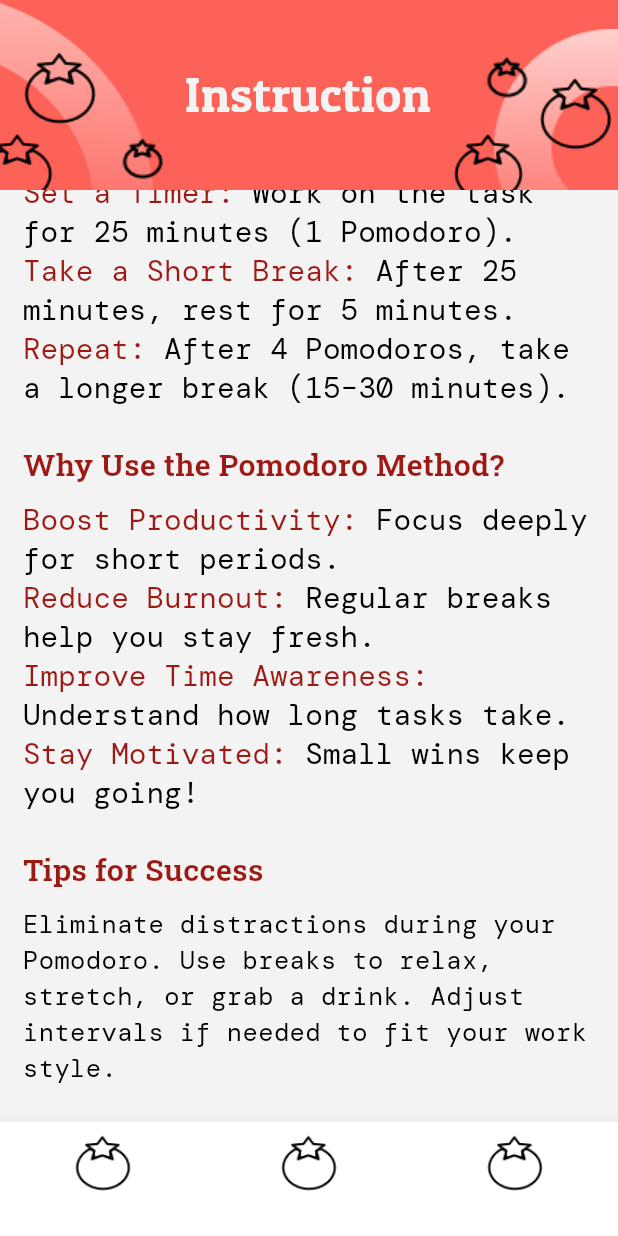
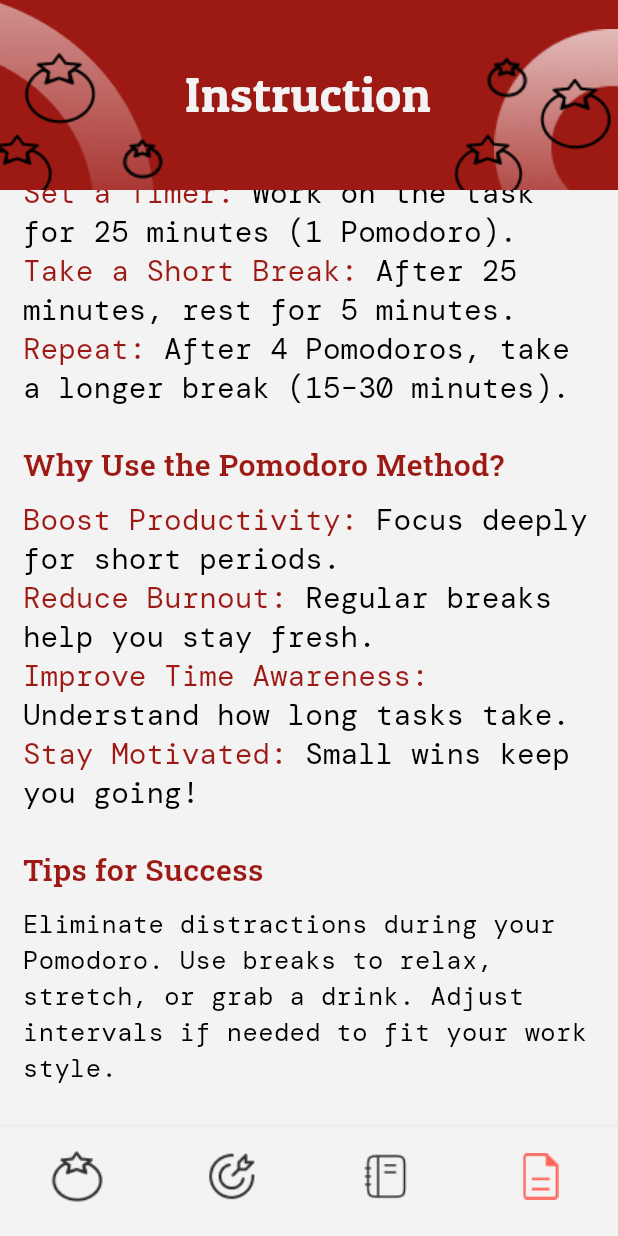
Before and after one commit to Abdusalom-mobile-developer/pomodoro, a Flutter app: the InstructionScreen screen opened by its route, scrolled down 359 dp, on a phone screen of 412 x 824 dp. Run offline on Flutter 3.47's test engine with Material 3 defaults, Android fonts, the phone set to English and light mode, and no system bars; our stand-ins replace go_router; missing offline and left inert: back_button_interceptor.

Commit message:
Finished Bottom Navigation App Bar.

```diff
--- a/lib/main.dart
+++ b/lib/main.dart
@@ -4,7 +4,6 @@ import 'package:go_router/go_router.dart';
 import 'package:pomodoro/screens/home.dart';
 import 'package:pomodoro/screens/instruction.dart';
 import 'package:pomodoro/screens/splash.dart';
-import 'package:pomodoro/utils/colors.dart';
 
 void main() {
   WidgetsFlutterBinding.ensureInitialized();
--- a/lib/screens/instruction.dart
+++ b/lib/screens/instruction.dart
@@ -1,38 +1,89 @@
 import 'package:flutter/material.dart';
-import 'package:font_awesome_flutter/font_awesome_flutter.dart';
 import 'package:pomodoro/customs/custom_rich_text.dart';
 import 'package:pomodoro/customs/custom_size.dart';
 import 'package:pomodoro/customs/custom_text.dart';
 import 'package:pomodoro/customs/height.dart';
+import 'package:pomodoro/screens/home.dart';
 import 'package:pomodoro/utils/colors.dart';
 import 'package:pomodoro/utils/img_paths.dart';
 
-class InstructionScreen extends StatelessWidget {
+class InstructionScreen extends StatefulWidget {
   const InstructionScreen({super.key});
 
+  @override
+  State<InstructionScreen> createState() => _InstructionScreenState();
+}
+
+class _InstructionScreenState extends State<InstructionScreen> {
+  int _currentIndex = 3;
   @override
   Widget build(BuildContext context) {
     return Scaffold(
       backgroundColor: UtilsColors.bg,
-      bottomNavigationBar:
-          BottomNavigationBar(backgroundColor: Colors.white, items: [
+      bottomNavigationBar: BottomNavigationBar(
+          type: BottomNavigationBarType.fixed,
+          backgroundColor: UtilsColors.bg,
+          showSelectedLabels: false,
+          showUnselectedLabels: false,
+          elevation: 5,
+          currentIndex: _currentIndex,
+          onTap: (value) {
+            setState(() {
+              _currentIndex = value;
+              if (value == 0) {
+                Navigator.push(
+                    context,
+                    MaterialPageRoute(
+                        builder: (context) => const HomeScreen()));
+              } else if (value == 3) {
+                Navigator.push(
+                    context,
+                    MaterialPageRoute(
+                        builder: (context) => const InstructionScreen()));
+              }
+            });
+          },
+          items: [
             BottomNavigationBarItem(
                 label: "",
+                backgroundColor: Colors.white,
                 icon: Image(
-              image: AssetImage(ImgPaths.appBarTomatoBlack),
-              height: CustomSize.width(context, 10),
+                  image: AssetImage(ImgPaths.navOpt1),
+                  height: CustomSize.width(context, 11),
+                ),
+                activeIcon: Image(
+                  image: AssetImage(ImgPaths.navOpt1Chosen),
+                  height: CustomSize.width(context, 11),
                 )),
             BottomNavigationBarItem(
                 label: "",
                 icon: Image(
-              image: AssetImage(ImgPaths.appBarTomatoBlack),
-              height: CustomSize.width(context, 10),
+                  image: AssetImage(ImgPaths.navOpt2),
+                  height: CustomSize.width(context, 11),
+                ),
+                activeIcon: Image(
+                  image: AssetImage(ImgPaths.navOpt2Chosen),
+                  height: CustomSize.width(context, 11),
                 )),
             BottomNavigationBarItem(
                 label: "",
                 icon: Image(
-              image: AssetImage(ImgPaths.appBarTomatoBlack),
-              height: CustomSize.width(context, 10),
+                  image: AssetImage(ImgPaths.navOpt3),
+                  height: CustomSize.width(context, 12.7),
+                ),
+                activeIcon: Image(
+                  image: AssetImage(ImgPaths.navOpt3Chosen),
+                  height: CustomSize.width(context, 12.7),
+                )),
+            BottomNavigationBarItem(
+                label: "",
+                icon: Image(
+                  image: AssetImage(ImgPaths.navOpt4),
+                  height: CustomSize.width(context, 11),
+                ),
+                activeIcon: Image(
+                  image: AssetImage(ImgPaths.navOpt4Chosen),
+                  height: CustomSize.width(context, 11),
                 ))
           ]),
       body: SizedBox(
@@ -43,7 +94,7 @@ class InstructionScreen extends StatelessWidget {
             ClipRect(
               child: Container(
                 height: CustomSize.height(context, 6.5),
-                color: UtilsColors.pink,
+                color: UtilsColors.darkPink,
                 child: Row(
                   crossAxisAlignment: CrossAxisAlignment.end,
                   mainAxisAlignment: MainAxisAlignment.spaceBetween,
--- a/lib/screens/splash.dart
+++ b/lib/screens/splash.dart
@@ -17,7 +17,7 @@ class SplashScreen extends StatelessWidget {
   Widget build(BuildContext context) {
     Timer(
       const Duration(milliseconds: 2300),
-      () => context.go("/instruction"),
+      () => context.go("/home"),
     );
     return Scaffold(
       backgroundColor: UtilsColors.bg,
@@ -45,7 +45,8 @@ class SplashScreen extends StatelessWidget {
                   UtilsColors.black.withOpacity(0.7),
                   45,
                   FontWeight.w500,
-                  TextAlign.center, "PatuaOne"),
+                  TextAlign.center,
+                  "PatuaOne"),
             ),
             Height(13),
           ],
--- a/lib/utils/img_paths.dart
+++ b/lib/utils/img_paths.dart
@@ -2,8 +2,17 @@ class ImgPaths {
   static String appBarCircleLeft = "assets/images/app_bar_circle_left.png";
   static String appBarCircleRight = "assets/images/app_bar_circle_right.png";
   static String appBarTomatoBlack = "assets/images/app_bar_tomato.png";
-  static String appBarTomatoBlackSmall = "assets/images/app_bar_tomato_small.png";
+  static String appBarTomatoBlackSmall =
+      "assets/images/app_bar_tomato_small.png";
   static String bigTomato = "assets/images/big_tomato.png";
+  static String navOpt1 = "assets/images/nav_opt1.png";
+  static String navOpt2 = "assets/images/nav_opt2.png";
+  static String navOpt3 = "assets/images/nav_opt5.png";
+  static String navOpt4 = "assets/images/nav_opt4.png";
+  static String navOpt1Chosen = "assets/images/nav_opt1_chosen.png";
+  static String navOpt2Chosen = "assets/images/nav_opt2_chosen.png";
+  static String navOpt3Chosen = "assets/images/nav_opt3_chosen.png";
+  static String navOpt4Chosen = "assets/images/nav_opt4_chosen.png";
   static String splashTomato = "assets/images/splash_tomato.png";
   static String splashTomato2 = "assets/images/splash_tomato2.png";
 }
```
Also changed, not shown: lib/screens/home.dart (+66 -1 lines), assets/images/nav_opt1.png (added), assets/images/nav_opt1_chosen.png (added), assets/images/nav_opt2.png (added), assets/images/nav_opt2_chosen.png (added), assets/images/nav_opt3.png (added), assets/images/nav_opt3_chosen.png (added), assets/images/nav_opt4.png (added), assets/images/nav_opt4_chosen.png (added), assets/images/nav_opt5.png (added). Lines whose indentation alone changed are shown as unchanged.
